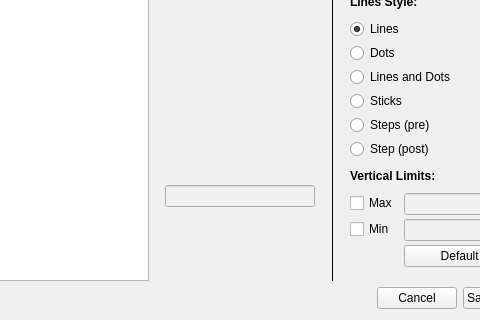
facontidavide/PlotJuggler, file plotjuggler_app/plotwidget_editor.ui: the form before one commit; both pictures show x 394 to 874 and y 337 to 657 of the 955 by 657 pixel window.
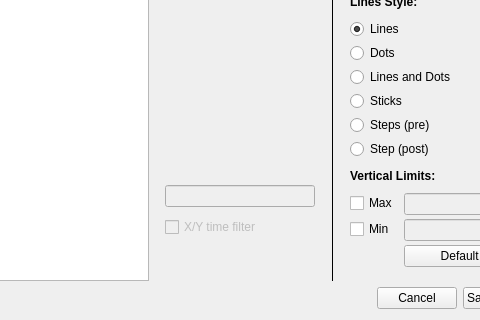
The form after the commit.

Commit message: Can now show only the current time range in XY graphs

```diff
--- a/plotjuggler_app/plotwidget_editor.ui
+++ b/plotjuggler_app/plotwidget_editor.ui
@@ -199,6 +199,16 @@
            </property>
           </widget>
          </item>
+        <item>
+         <widget class="QCheckBox" name="checkBoxXYTimeFiltered">
+          <property name="focusPolicy">
+           <enum>Qt::NoFocus</enum>
+          </property>
+          <property name="text">
+           <string>X/Y time filter</string>
+          </property>
+         </widget>
+        </item>
          <item>
           <spacer name="verticalSpacer_2">
            <property name="orientation">
```
The commit also changes 8 other files.
